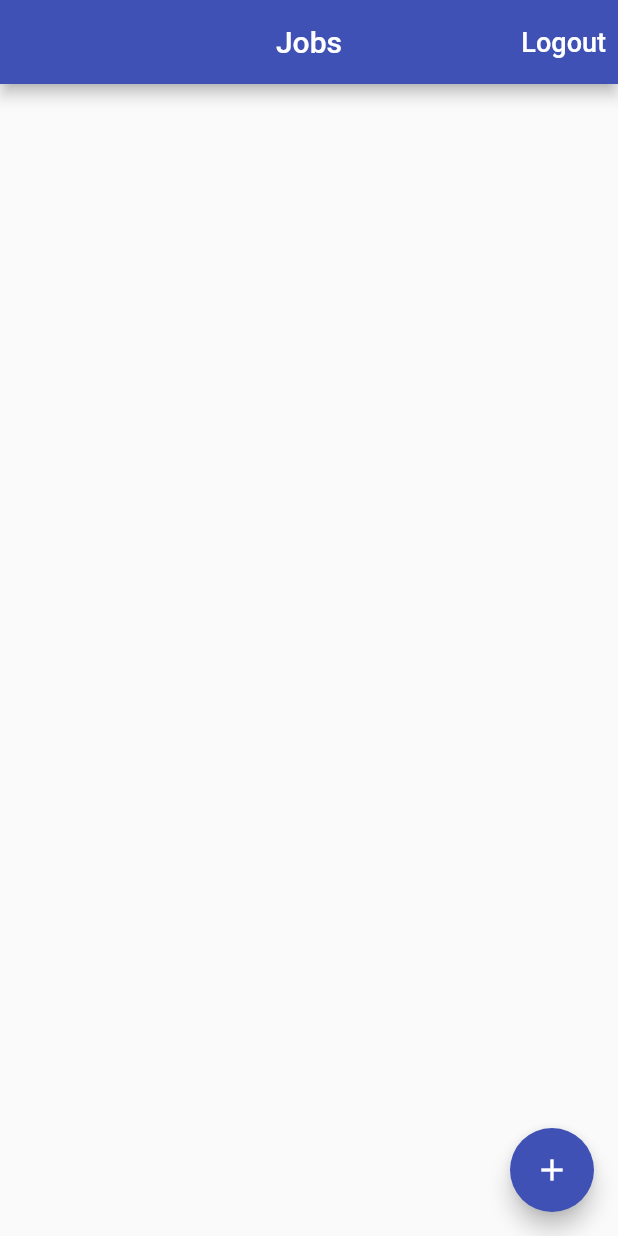
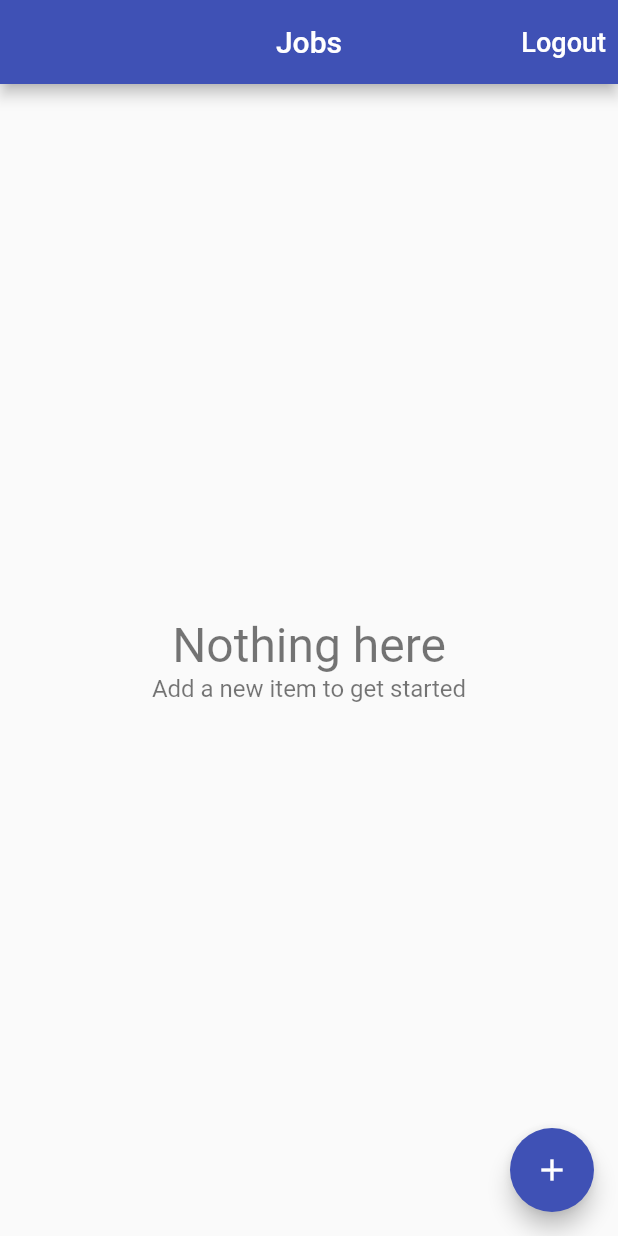
Before and after one commit to kalu254/time-tracker, a Flutter app: the screen it shows once a user with an empty profile is signed in, on a phone screen of 412 x 824 dp. Run offline on Flutter 3.47's test engine with Material 2 defaults, Android fonts, the phone set to English and light mode, and no system bars; our stand-ins replace cloud_firestore, firebase_auth, firebase_core, google_sign_in; missing offline and left inert: dart:ffi, flutter_login_facebook; accounts and stored records are empty.

Commit message:
delete by swipe functionality

```diff
--- /dev/null
+++ b/lib/app/home/jobs/empty_content.dart
@@ -0,0 +1,35 @@
+
+import 'package:flutter/material.dart';
+
+class EmptyContent extends StatelessWidget{
+  final String title;
+  final String message;
+
+  EmptyContent({this.title ="Nothing here", this.message = "Add a new item to get started"});
+
+  @override
+  Widget build(BuildContext context) {
+    return Center(
+      child: Column(
+        mainAxisAlignment: MainAxisAlignment.center,
+        children: [
+          Text(
+            title,
+            style: TextStyle(
+              fontSize: 32.0,
+              color: Colors.black54,
+            ),
+          ),
+          Text(
+            message,
+            style: TextStyle(
+              fontSize: 16.0,
+              color: Colors.black54,
+            ),
+          )
+        ],
+      ),
+    );
+  }
+
+}
--- /dev/null
+++ b/lib/app/home/jobs/item_list_builder.dart
@@ -0,0 +1,46 @@
+import 'package:flutter/material.dart';
+import 'package:time_tracker/app/home/jobs/empty_content.dart';
+
+typedef ItemWidgetBuilder<T> = Widget Function(BuildContext context, T item);
+
+class ListItemBuilder<T> extends StatelessWidget {
+  const ListItemBuilder(
+      {Key key, @required this.snapshot, @required this.itemBuilder})
+      : super(key: key);
+
+  final AsyncSnapshot<List<T>> snapshot;
+  final ItemWidgetBuilder<T> itemBuilder;
+
+  @override
+  Widget build(BuildContext context) {
+    if (snapshot.hasData) {
+      final List<T> items = snapshot.data;
+      if (items.isNotEmpty) {
+        return _buildList(items);
+      } else {
+        return EmptyContent();
+      }
+    } else if (snapshot.hasError) {
+      return EmptyContent(
+        title: 'Something went wrong',
+        message: 'Can\'t load items right now',
+      );
+    }
+    return Center(
+      child: CircularProgressIndicator(),
+    );
+  }
+
+  Widget _buildList(List<T> items) {
+    return ListView.separated(
+      itemCount: items.length + 2,
+      separatorBuilder: (context, index) => Divider(height: 0.5),
+      itemBuilder: (context, index) {
+        if (index == 0 || index == items.length + 1) {
+          return Container();
+        }
+        return itemBuilder(context, items[index-1]);
+      },
+    );
+  }
+}
--- a/lib/app/home/jobs/jobs_page.dart
+++ b/lib/app/home/jobs/jobs_page.dart
@@ -5,6 +5,8 @@ import 'package:flutter/material.dart';
 import 'package:flutter/services.dart';
 import 'package:provider/provider.dart';
 import 'package:time_tracker/app/home/jobs/edit_job_page.dart';
+import 'package:time_tracker/app/home/jobs/empty_content.dart';
+import 'package:time_tracker/app/home/jobs/item_list_builder.dart';
 import 'package:time_tracker/app/home/models/job.dart';
 import 'package:time_tracker/common_widgets/show_alert_dialog.dart';
 import 'package:time_tracker/services/auth.dart';
@@ -34,6 +36,19 @@ class JobsPage extends StatelessWidget {
 
     if (didRequestSignOut == true) {
       _signOut(context);
+    }
+  }
+
+  Future<void> _delete(BuildContext context, Job job)async {
+    final database = Provider.of<Database>(context,listen: false);
+    try{
+      await database.deleteJob(job);
+    }on FirebaseException catch(e){
+      showExceptionAlertDialog(
+        context,
+        title: 'Operation failed',
+        exception: e
+      );
     }
   }
 
@@ -67,24 +82,23 @@ class JobsPage extends StatelessWidget {
   Widget _buildContents(BuildContext context) {
     final database = Provider.of<Database>(context, listen: false);
     return StreamBuilder<List<Job>>(
-        stream: database.jobsStream(),
-        builder: (context, snapshot) {
-          if(snapshot.hasData) {
-            final jobs = snapshot.data;
-            final children = jobs.map((job) => JobListTile(
+      stream: database.jobsStream(),
+      builder: (context, snapshot) {
+        return ListItemBuilder<Job>(
+          snapshot: snapshot,
+          itemBuilder: (context, job) => Dismissible(
+            key: Key('job-${job.id}'),
+            background: Container(color: Colors.red,),
+            direction: DismissDirection.endToStart,
+            onDismissed: (direction) => _delete(context,job),
+            child: JobListTile(
               job: job,
-              onTap: () => EditJobPage.show(context,job: job),
-            )).toList();
-            return ListView(
-              children: children,
-            );
-          }
-          if(snapshot.hasError){
-            return Center(child: Text('Error occurred'),);
-          }
-          return Center(child: CircularProgressIndicator(),);
-        },
-
+              onTap: () => EditJobPage.show(context, job: job),
+            ),
+          ),
+        );
+      },
     );
   }
+
 }
```
Also changed, not shown: lib/services/database.dart (+11 -7 lines), lib/services/firestore_service.dart (+6 -1 lines).
